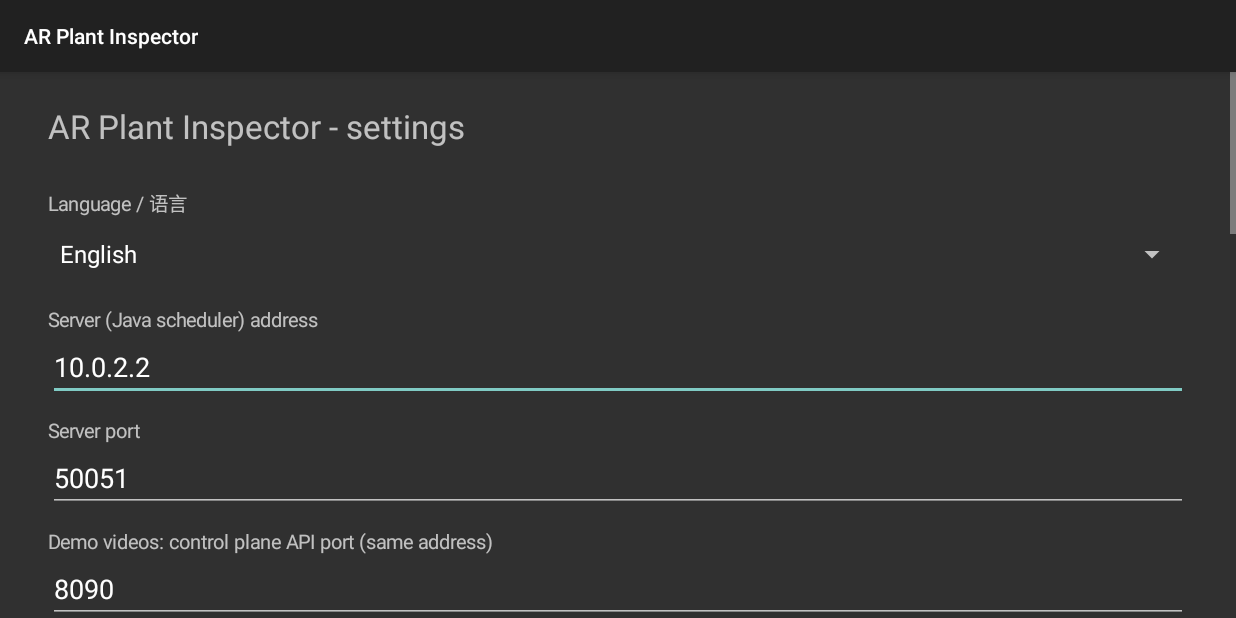
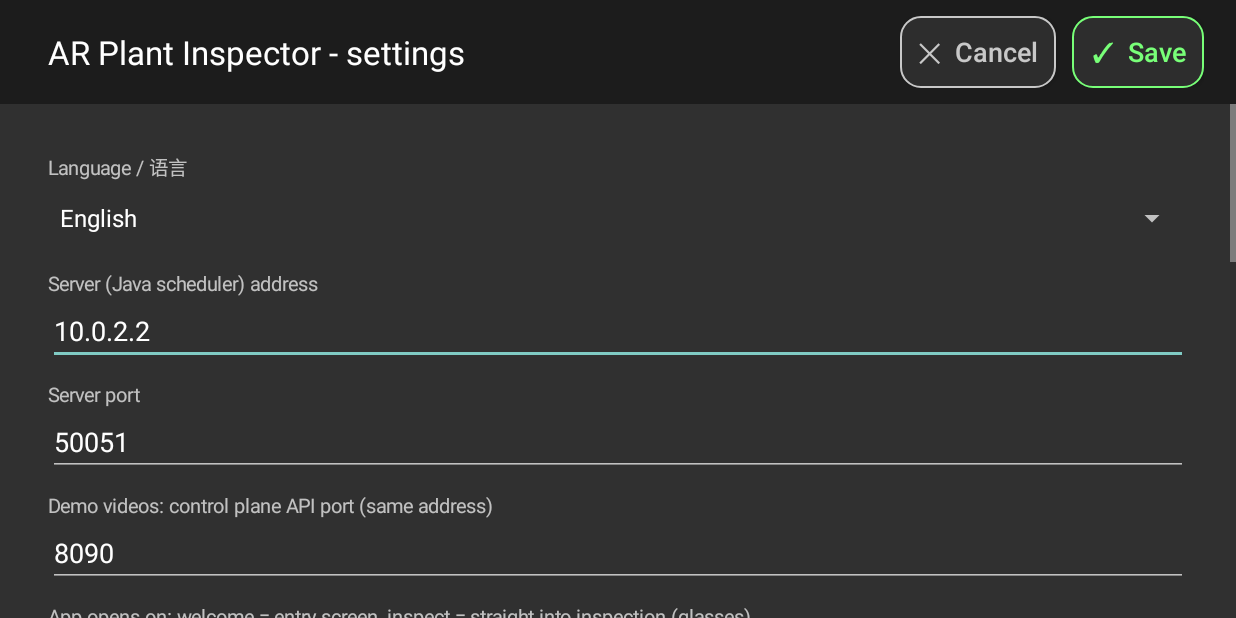
Before and after one commit to soufianeArh/AR-yolo-glasses, an Android app: the SettingsActivity screen opened directly, with no data from a screen before it, on a phone screen of 824 x 412 dp (held sideways). Run offline under Robolectric (Android 15) with nearby library versions, the phone set to English and light mode, and no system bars; libraries missing offline, so code that uses them is left out: com.soufiane.ar; pictures from the network do not load.

Commit message:
Fix settings screen usability=> fixed Cancel/Save bar, no full-screen keyboard, keyboard closes on Done

```diff
--- a/android-app/app/src/main/AndroidManifest.xml
+++ b/android-app/app/src/main/AndroidManifest.xml
@@ -45,7 +45,7 @@
             android:name=".SettingsActivity"
             android:exported="false"
             android:screenOrientation="landscape"
-            android:theme="@android:style/Theme.Material"
+            android:theme="@android:style/Theme.Material.NoActionBar"
             android:windowSoftInputMode="adjustResize" />
     </application>
 </manifest>
--- a/android-app/app/src/main/java/com/soufiane/ar/glasses/SettingsActivity.kt
+++ b/android-app/app/src/main/java/com/soufiane/ar/glasses/SettingsActivity.kt
@@ -1,12 +1,19 @@
 package com.soufiane.ar.glasses
 
 import android.app.Activity
+import android.graphics.Color
+import android.graphics.Rect
+import android.graphics.drawable.GradientDrawable
 import android.os.Bundle
 import android.text.InputType
 import android.util.Log
 import android.util.TypedValue
+import android.view.Gravity
+import android.view.MotionEvent
 import android.view.View
 import android.view.ViewGroup
+import android.view.inputmethod.EditorInfo
+import android.view.inputmethod.InputMethodManager
 import android.widget.AdapterView
 import android.widget.ArrayAdapter
 import android.widget.Button
@@ -21,6 +28,10 @@ import android.widget.TextView
  * Step 8.6: the settings screen. Opened from the main screen with a long-press (glasses touchpad)
  * or the menu key; Save writes [AppSettings] and returns - the main screen restarts with them.
  * Built in code (no XML): a short list of fields.
+ *
+ * Save / Cancel sit in a fixed bar at the TOP: always visible, never under the keyboard, reachable
+ * without scrolling (also with keys on the glasses). Nothing is applied before Save: Cancel or Back
+ * leaves without changes. Keyboard "Done", or a tap outside a field, closes the keyboard.
  */
 class SettingsActivity : Activity() {
 
@@ -56,11 +67,6 @@ class SettingsActivity : Activity() {
             orientation = LinearLayout.VERTICAL
             setPadding(48, 32, 48, 32)
         }
-        form.addView(TextView(this).apply {
-            text = Lang.t("settings_title")
-            setTextSize(TypedValue.COMPLEX_UNIT_SP, 22f)
-            setPadding(0, 0, 0, 24)
-        })
         language = spinner(form, Lang.t("f_language"), Lang.NAMES, Lang.NAMES[Lang.CODES.indexOf(s.language).coerceAtLeast(0)])
         host = edit(form, Lang.t("f_host"), s.host, InputType.TYPE_CLASS_TEXT or InputType.TYPE_TEXT_VARIATION_URI)
         port = edit(form, Lang.t("f_port"), s.port.toString(), InputType.TYPE_CLASS_NUMBER)
@@ -96,22 +102,31 @@ class SettingsActivity : Activity() {
         }
         form.addView(debug)
 
-        val buttons = LinearLayout(this).apply {
+        // Fixed top bar: title, Cancel, Save.
+        val top = LinearLayout(this).apply {
             orientation = LinearLayout.HORIZONTAL
-            setPadding(0, 24, 0, 0)
+            gravity = Gravity.CENTER_VERTICAL
+            setPadding(48, 16, 32, 16)
+            setBackgroundColor(Color.rgb(28, 28, 28))
         }
-        buttons.addView(Button(this).apply {
-            text = Lang.t("btn_save")
-            contentDescription = "save"
-            setOnClickListener { save(prefs, s) }
+        top.addView(TextView(this).apply {
+            text = Lang.t("settings_title")
+            setTextSize(TypedValue.COMPLEX_UNIT_SP, 22f)
+            setTextColor(Color.WHITE)
+        }, LinearLayout.LayoutParams(0, LinearLayout.LayoutParams.WRAP_CONTENT, 1f))
+        top.addView(barButton("✕  " + Lang.t("btn_cancel"), Color.rgb(200, 200, 200)) {
+            Log.i(MainActivity.TAG, "SETTINGS_CANCELLED")
+            finish()
+        }.apply { contentDescription = "cancel" })
+        top.addView(barButton("✓  " + Lang.t("btn_save"), Color.rgb(120, 255, 120)) { save(prefs, s) }
+            .apply { contentDescription = "save" })
+
+        setContentView(LinearLayout(this).apply {
+            orientation = LinearLayout.VERTICAL
+            addView(top)
+            addView(ScrollView(this@SettingsActivity).apply { addView(form) },
+                LinearLayout.LayoutParams(LinearLayout.LayoutParams.MATCH_PARENT, 0, 1f))
         })
-        buttons.addView(Button(this).apply {
-            text = Lang.t("btn_cancel")
-            setOnClickListener { finish() }
-        })
-        form.addView(buttons)
-
-        setContentView(ScrollView(this).apply { addView(form) })
     }
 
     private fun save(prefs: android.content.SharedPreferences, old: AppSettings) {
@@ -138,6 +153,38 @@ class SettingsActivity : Activity() {
         finish()
     }
 
+    private fun barButton(label: String, color: Int, onClick: () -> Unit) = Button(this).apply {
+        text = label
+        isAllCaps = false
+        setTextSize(TypedValue.COMPLEX_UNIT_SP, 18f)
+        setTextColor(color)
+        background = GradientDrawable().apply { setColor(Color.rgb(45, 45, 45)); setStroke(2, color); cornerRadius = 20f }
+        setOnFocusChangeListener { v, has ->                          // visible focus for the glasses' keys
+            (v.background as GradientDrawable).setColor(if (has) Color.rgb(90, 90, 90) else Color.rgb(45, 45, 45))
+        }
+        setOnClickListener { onClick() }
+        layoutParams = LinearLayout.LayoutParams(LinearLayout.LayoutParams.WRAP_CONTENT, LinearLayout.LayoutParams.WRAP_CONTENT)
+            .apply { setMargins(16, 0, 0, 0) }
+    }
+
+    private fun hideKeyboard(v: View) {
+        (getSystemService(INPUT_METHOD_SERVICE) as InputMethodManager).hideSoftInputFromWindow(v.windowToken, 0)
+        v.clearFocus()
+    }
+
+    /** A tap outside the field being edited closes the keyboard. */
+    override fun dispatchTouchEvent(ev: MotionEvent): Boolean {
+        if (ev.action == MotionEvent.ACTION_DOWN) {
+            val f = currentFocus
+            if (f is EditText) {
+                val r = Rect()
+                f.getGlobalVisibleRect(r)
+                if (!r.contains(ev.rawX.toInt(), ev.rawY.toInt())) hideKeyboard(f)
+            }
+        }
+        return super.dispatchTouchEvent(ev)
+    }
+
     private fun label(form: LinearLayout, text: String) {
         form.addView(TextView(this).apply {
             this.text = text
@@ -152,6 +199,12 @@ class SettingsActivity : Activity() {
             setText(value)
             inputType = type
             isSingleLine = true
+            // "Done" closes the keyboard. NO full-screen keyboard: in landscape Android otherwise shows a
+            // full-screen editor that hides the whole settings screen (Cancel / Save included).
+            imeOptions = EditorInfo.IME_ACTION_DONE or EditorInfo.IME_FLAG_NO_EXTRACT_UI or EditorInfo.IME_FLAG_NO_FULLSCREEN
+            setOnEditorActionListener { v, action, _ ->
+                if (action == EditorInfo.IME_ACTION_DONE) { hideKeyboard(v); true } else false
+            }
             contentDescription = title
             form.addView(this, LinearLayout.LayoutParams(ViewGroup.LayoutParams.MATCH_PARENT, ViewGroup.LayoutParams.WRAP_CONTENT))
         }
```
Also changed, not shown: 1 other file.
